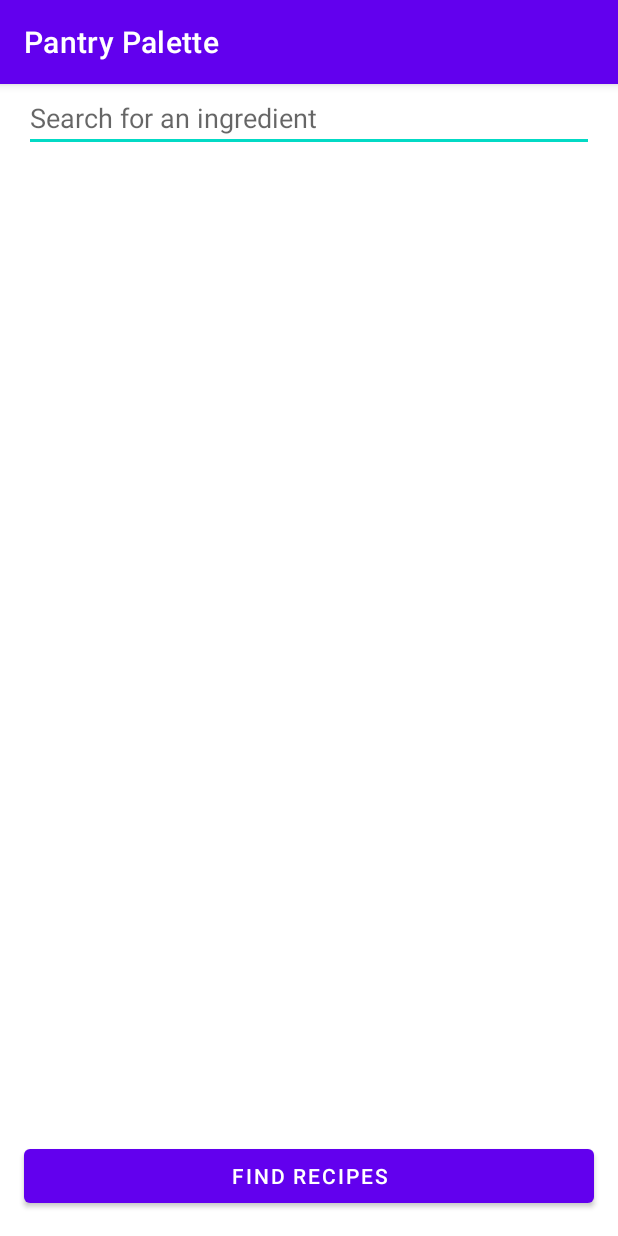
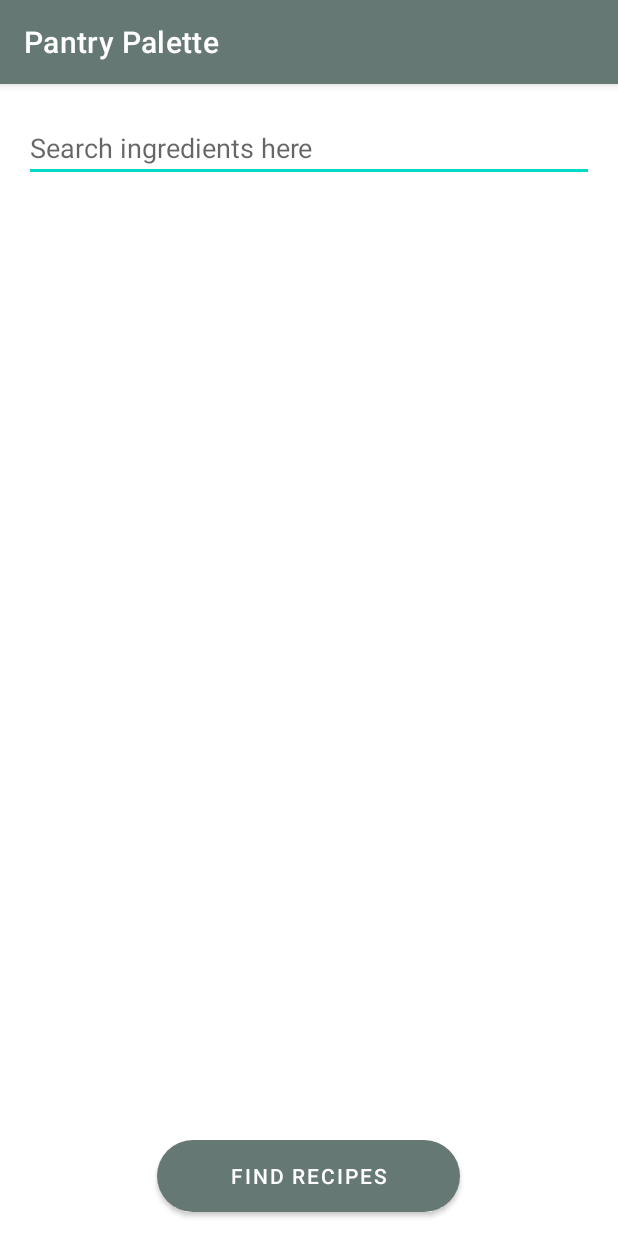
Before and after one commit to alansun25/Pantry-Palette, an Android app: the screen it shows after launch (MainActivity), on a phone screen of 412 x 824 dp. Run offline under Robolectric (Android 15) with nearby library versions, the phone set to English and light mode, and no system bars.

Commit message:
UI Changes + recipes list

```diff
--- /dev/null
+++ b/app/src/main/java/com/example/pantrypalette/RecipeResult.kt
@@ -0,0 +1,5 @@
+package com.example.pantrypalette
+
+data class RecipeResult(
+    val title: String
+)
--- /dev/null
+++ b/app/src/main/res/drawable/custom_button.xml
@@ -0,0 +1,8 @@
+<?xml version="1.0" encoding="utf-8"?>
+<shape xmlns:android="http://schemas.android.com/apk/res/android"
+    android:shape="rectangle">
+
+    <solid android:color="@color/white"/>
+    <corners android:radius="100dp"/>
+
+</shape>
--- a/app/src/main/res/layout/activity_main.xml
+++ b/app/src/main/res/layout/activity_main.xml
@@ -1,13 +1,13 @@
 <?xml version="1.0" encoding="utf-8"?>
 <RelativeLayout
     xmlns:android="http://schemas.android.com/apk/res/android"
+    xmlns:app="http://schemas.android.com/apk/res-auto"
+    xmlns:tools="http://schemas.android.com/tools"
     android:layout_width="match_parent"
     android:layout_height="match_parent"
     android:orientation="vertical">
 
-    <androidx.coordinatorlayout.widget.CoordinatorLayout xmlns:android="http://schemas.android.com/apk/res/android"
-        xmlns:app="http://schemas.android.com/apk/res-auto"
-        xmlns:tools="http://schemas.android.com/tools"
+    <androidx.coordinatorlayout.widget.CoordinatorLayout
         android:layout_width="match_parent"
         android:layout_height="match_parent"
         android:fitsSystemWindows="true"
@@ -18,7 +18,8 @@
             android:id="@+id/actvIngredient"
             android:layout_width="match_parent"
             android:layout_height="wrap_content"
-            android:hint="Search for an ingredient"
+            android:hint="Search ingredients here"
+            android:layout_marginTop="20dp"
             android:completionThreshold="2"
             android:layout_marginHorizontal="16dp"/>
 
@@ -28,7 +29,7 @@
             app:layout_behavior=
                 "com.google.android.material.appbar.AppBarLayout$ScrollingViewBehavior"
             android:paddingHorizontal="16dp"
-            android:layout_marginTop="40dp"
+            android:layout_marginTop="80dp"
             android:layout_width="match_parent"
             android:layout_height="match_parent"/>
 
@@ -43,11 +44,13 @@
 
         <Button
             android:id="@+id/btnFindRecipes"
-            android:layout_width="match_parent"
+            android:layout_width="202dp"
+            android:background="@drawable/custom_button"
             android:layout_height="wrap_content"
-            android:text="Find Recipes"
             android:layout_marginHorizontal="16dp"
-            android:layout_marginBottom="16dp"/>
+            android:layout_marginBottom="16dp"
+            android:layout_gravity="center"
+            android:text="Find Recipes" />
 
     </LinearLayout>
 </RelativeLayout>
--- a/app/src/main/res/values/themes.xml
+++ b/app/src/main/res/values/themes.xml
@@ -2,8 +2,8 @@
     <!-- Base application theme. -->
     <style name="Theme.PantryPalette" parent="Theme.MaterialComponents.DayNight.DarkActionBar">
         <!-- Primary brand color. -->
-        <item name="colorPrimary">@color/purple_500</item>
-        <item name="colorPrimaryVariant">@color/purple_700</item>
+        <item name="colorPrimary">#657874</item>
+        <item name="colorPrimaryVariant">#31554D</item>
         <item name="colorOnPrimary">@color/white</item>
         <!-- Secondary brand color. -->
         <item name="colorSecondary">@color/teal_200</item>
```
Also changed, not shown: app/src/main/java/com/example/pantrypalette/MainActivity.kt (+0 -11 lines), app/src/main/java/com/example/pantrypalette/RecipeListActivity.kt (+18 -3 lines), app/src/main/java/com/example/pantrypalette/adapters/RecipeAdapter.kt (+41 -1 lines), app/src/main/res/layout/ingredient.xml (+16 -15 lines), app/src/main/res/layout/reciperesult.xml (added, +47 -0 lines), app/src/main/res/drawable-v24/logo.png (added), app/src/main/res/drawable-v24/logo_notext.png (added).
